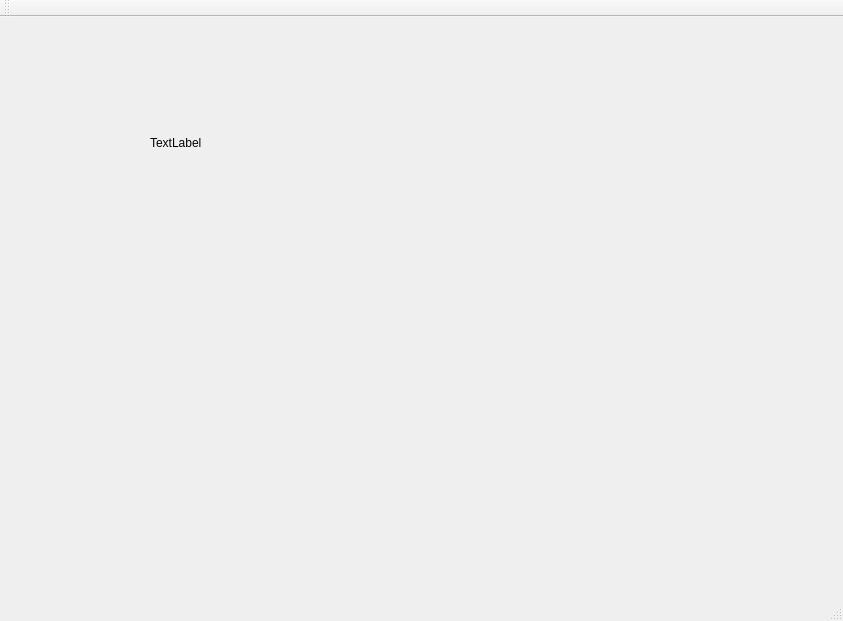
First picture: the form in mainwindow.ui, repository CYLMos/Qt_ImageProcess, before the edit.
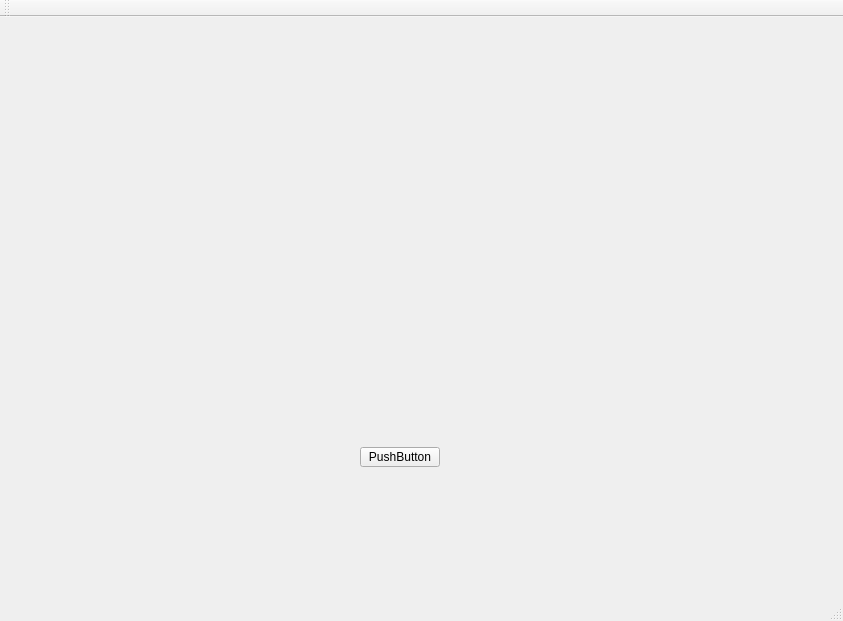
Second picture: the form after the edit.

Commit message: Can use FileDialog to chose the image user want. But the image path must be English.

The edit to the form file:
```diff
--- a/mainwindow.ui
+++ b/mainwindow.ui
@@ -17,14 +17,27 @@
    <widget class="QLabel" name="label">
     <property name="geometry">
      <rect>
-      <x>150</x>
-      <y>50</y>
-      <width>201</width>
-      <height>151</height>
+      <x>220</x>
+      <y>60</y>
+      <width>401</width>
+      <height>291</height>
      </rect>
     </property>
     <property name="text">
-     <string>TextLabel</string>
+     <string/>
+    </property>
+   </widget>
+   <widget class="QPushButton" name="pb_Test">
+    <property name="geometry">
+     <rect>
+      <x>360</x>
+      <y>430</y>
+      <width>80</width>
+      <height>20</height>
+     </rect>
+    </property>
+    <property name="text">
+     <string>PushButton</string>
     </property>
    </widget>
   </widget>
```
The commit also changes 2 other files.
